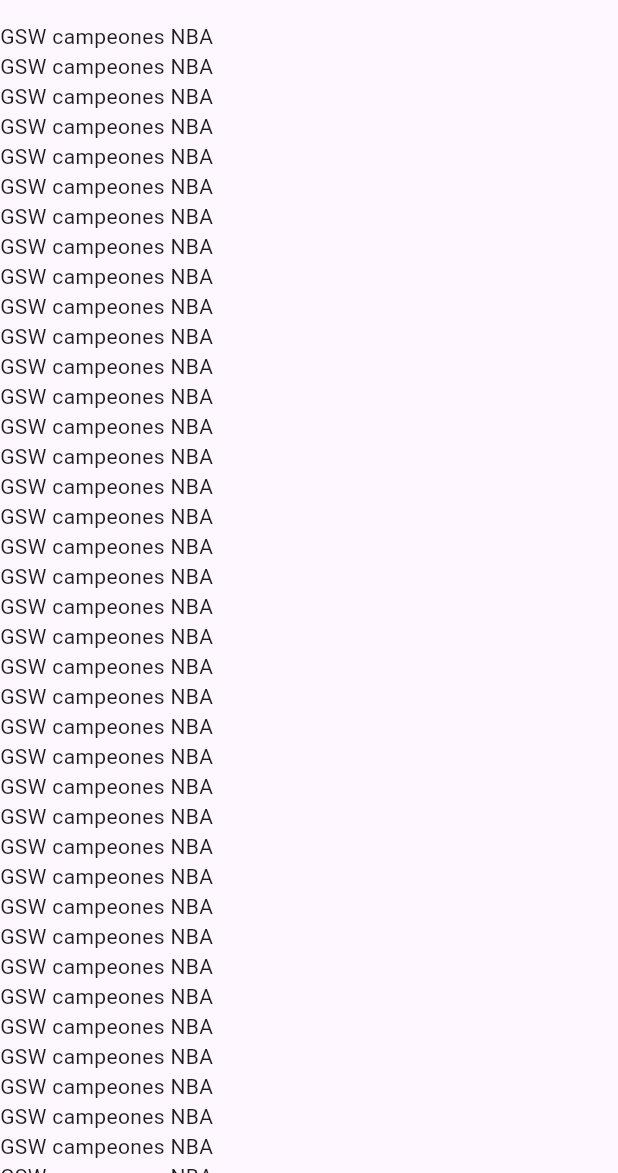
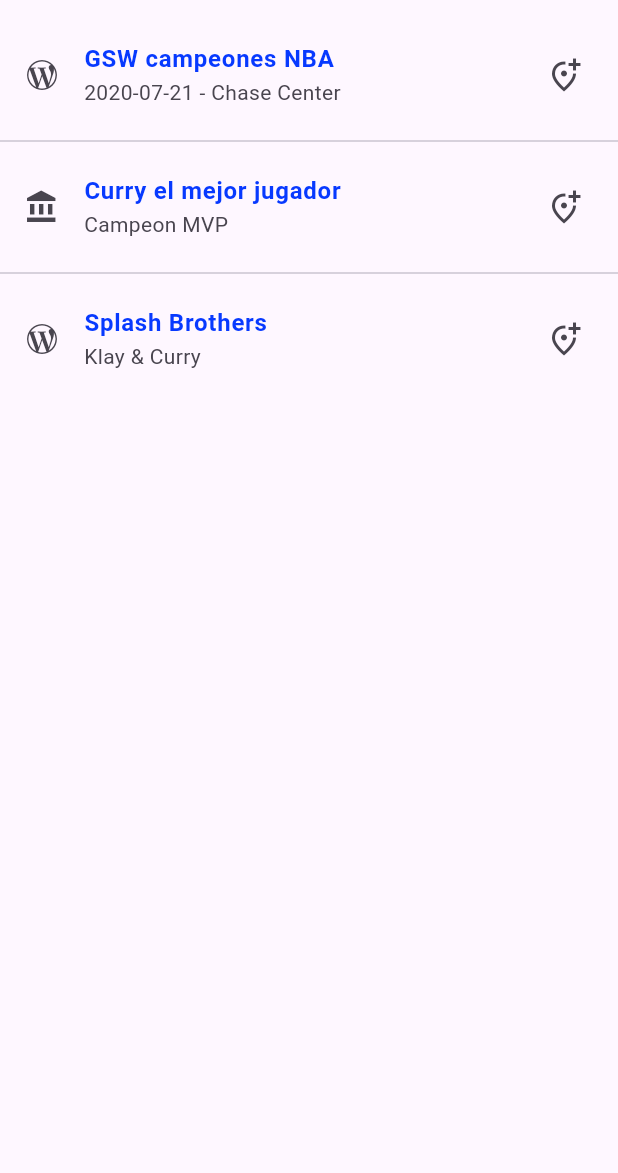
Before and after one commit to Lawitadelimon/componentes_flutter, a Flutter app: the screen it shows after launch, on a phone screen of 412 x 824 dp, the part 63-1236 px from its top. Run offline on Flutter 3.47's test engine with Material 3 defaults, Android fonts, the phone set to English and light mode, and no system bars.

Commit message:
Adidng ListTile to the ListView

```diff
--- a/lib/home_screen.dart
+++ b/lib/home_screen.dart
@@ -11,55 +11,32 @@ class HomeScreen extends StatelessWidget {
         ),
         body: ListView(
           children: const [
-            Text('GSW campeones NBA'),
-            Text('GSW campeones NBA'),
-            Text('GSW campeones NBA'),
-            Text('GSW campeones NBA'),
-            Text('GSW campeones NBA'),
-            Text('GSW campeones NBA'),
-            Text('GSW campeones NBA'),
-            Text('GSW campeones NBA'),
-            Text('GSW campeones NBA'),
-            Text('GSW campeones NBA'),
-            Text('GSW campeones NBA'),
-            Text('GSW campeones NBA'),
-            Text('GSW campeones NBA'),
-            Text('GSW campeones NBA'),
-            Text('GSW campeones NBA'),
-            Text('GSW campeones NBA'),
-            Text('GSW campeones NBA'),
-            Text('GSW campeones NBA'),
-            Text('GSW campeones NBA'),
-            Text('GSW campeones NBA'),
-            Text('GSW campeones NBA'),
-            Text('GSW campeones NBA'),
-            Text('GSW campeones NBA'),
-            Text('GSW campeones NBA'),
-            Text('GSW campeones NBA'),
-            Text('GSW campeones NBA'),
-            Text('GSW campeones NBA'),
-            Text('GSW campeones NBA'),
-            Text('GSW campeones NBA'),
-            Text('GSW campeones NBA'),
-            Text('GSW campeones NBA'),
-            Text('GSW campeones NBA'),
-            Text('GSW campeones NBA'),
-            Text('GSW campeones NBA'),
-            Text('GSW campeones NBA'),
-            Text('GSW campeones NBA'),
-            Text('GSW campeones NBA'),
-            Text('GSW campeones NBA'),
-            Text('GSW campeones NBA'),
-            Text('GSW campeones NBA'),
-            Text('GSW campeones NBA'),
-            Text('GSW campeones NBA'),
-            Text('GSW campeones NBA'),
-            Text('GSW campeones NBA'),
-            Text('GSW campeones NBA'),
-            Text('GSW campeones NBA'),
-            Text('GSW campeones NBA'),
-            Text('GSW campeones NBA'),
-            Text('GSW campeones NBA'),
+              ListTile(
+              leading: Icon(Icons.wordpress_outlined),
+              title: Text('GSW campeones NBA',
+              style: TextStyle(color: Color.fromARGB(255, 7, 57, 255), fontWeight: FontWeight.bold),
+              ),
+              subtitle: Text('2020-07-21 - Chase Center'),
+              trailing: Icon(Icons.add_location_alt_outlined),
+            ),
+            Divider(),
+              ListTile(
+              leading: Icon(Icons.account_balance_sharp),
+              title: Text('Curry el mejor jugador',
+              style: TextStyle(color: Color.fromARGB(255, 7, 57, 255), fontWeight: FontWeight.bold),
+              ),
+              subtitle: Text('Campeon MVP'),
+              trailing: Icon(Icons.add_location_alt_outlined),
+            ),
+            Divider(),
+              ListTile(
+              leading: Icon(Icons.wordpress_outlined),
+              title: Text('Splash Brothers',
+              style: TextStyle(color: Color.fromARGB(255, 7, 57, 255), fontWeight: FontWeight.bold),
+              ),
+              subtitle: Text('Klay & Curry'),
+              trailing: Icon(Icons.add_location_alt_outlined),
+            ),
           ]
         ),
       );
```
